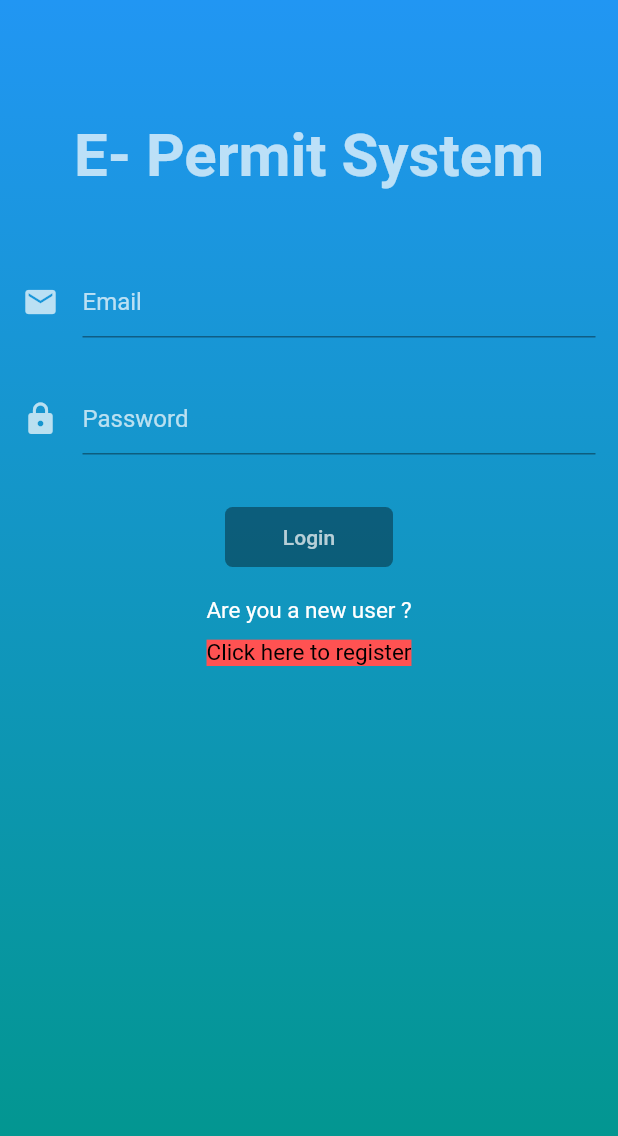
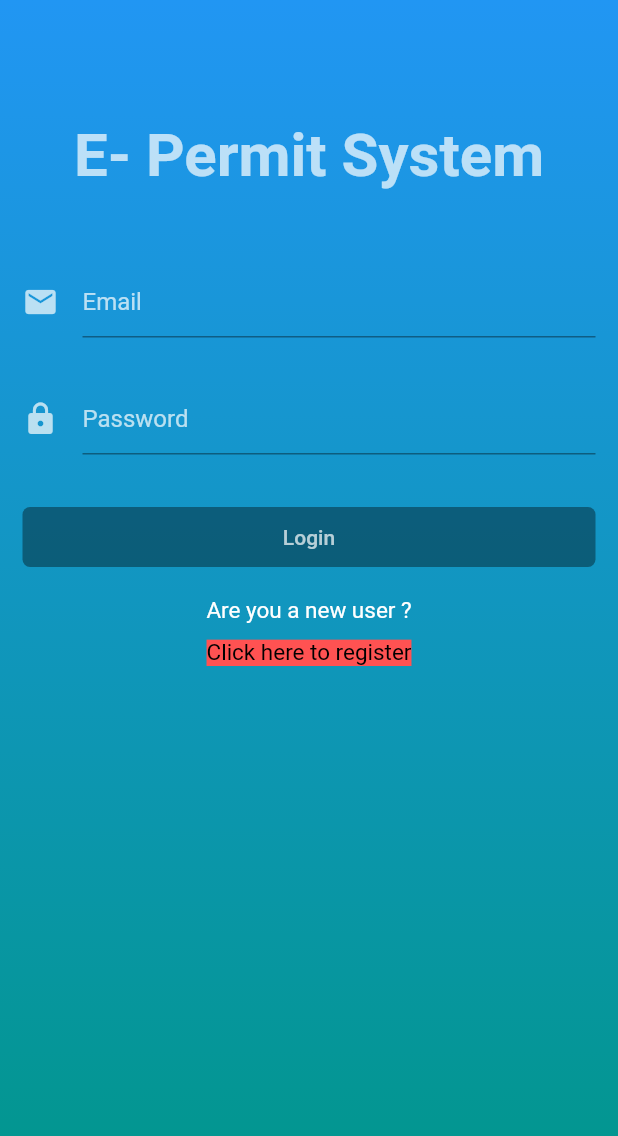
Before and after one commit to ajmalhinas/flutterTry, a Flutter app: the screen it shows after launch, on a phone screen of 412 x 824 dp. Shown: the top 1136 px of the screen. Run offline on Flutter 3.47's test engine with Material 2 defaults, Android fonts, the phone set to English and light mode, and no system bars; our stand-ins replace shared_preferences.

```diff
--- a/lib/login.dart
+++ b/lib/login.dart
@@ -32,8 +32,8 @@ class _LoginPageState extends State<LoginPage> {
           children: <Widget>[
             headerSection(),
             textSection(),
-            buttonSection1(),
-            //buttonSection(),
+            //buttonSection1(),
+            buttonSection("Login"),
             newUserText(),
             regUrl(),
 
@@ -70,7 +70,7 @@ class _LoginPageState extends State<LoginPage> {
     }
   }
 
-  Container buttonSection() {
+  Container buttonSection(String text) {
     return Container(
       width: MediaQuery.of(context).size.width,
       height: 40.0,
@@ -84,8 +84,8 @@ class _LoginPageState extends State<LoginPage> {
           signIn(emailController.text, passwordController.text);
         },
         elevation: 0.0,
-        color: Colors.purple,
-        child: Text("Register", style: TextStyle(color: Colors.white70)),
+        color: Colors.blue[800],
+        child: Text("$text", style: TextStyle(color: Colors.white70)),
         shape: RoundedRectangleBorder(borderRadius: BorderRadius.circular(5.0)),
       ),
     );
@@ -94,7 +94,7 @@ class _LoginPageState extends State<LoginPage> {
     return Container(
       width: MediaQuery.of(context).size.width,
       height: 40.0,
-      padding: EdgeInsets.symmetric(horizontal: 150.0),
+      padding: EdgeInsets.symmetric(horizontal: 145.0),
       margin: EdgeInsets.only(top: 15.0),
       child: RaisedButton(
         onPressed: emailController.text == "" || passwordController.text == "" ? null : () {
@@ -104,7 +104,7 @@ class _LoginPageState extends State<LoginPage> {
           signIn(emailController.text, passwordController.text);
         },
         elevation: 0.0,
-        color: Colors.purple,
+        color: Colors.blue[900],
         child: Text("Login", style: TextStyle(color: Colors.white70)),
         shape: RoundedRectangleBorder(borderRadius: BorderRadius.circular(5.0)),
       ),
@@ -190,8 +190,5 @@ class _LoginPageState extends State<LoginPage> {
               }
             }
         );
-
   }
-
-
 }
```
Also changed, not shown: lib/main.dart (+12 -9 lines), pubspec.lock, 7 other files.
